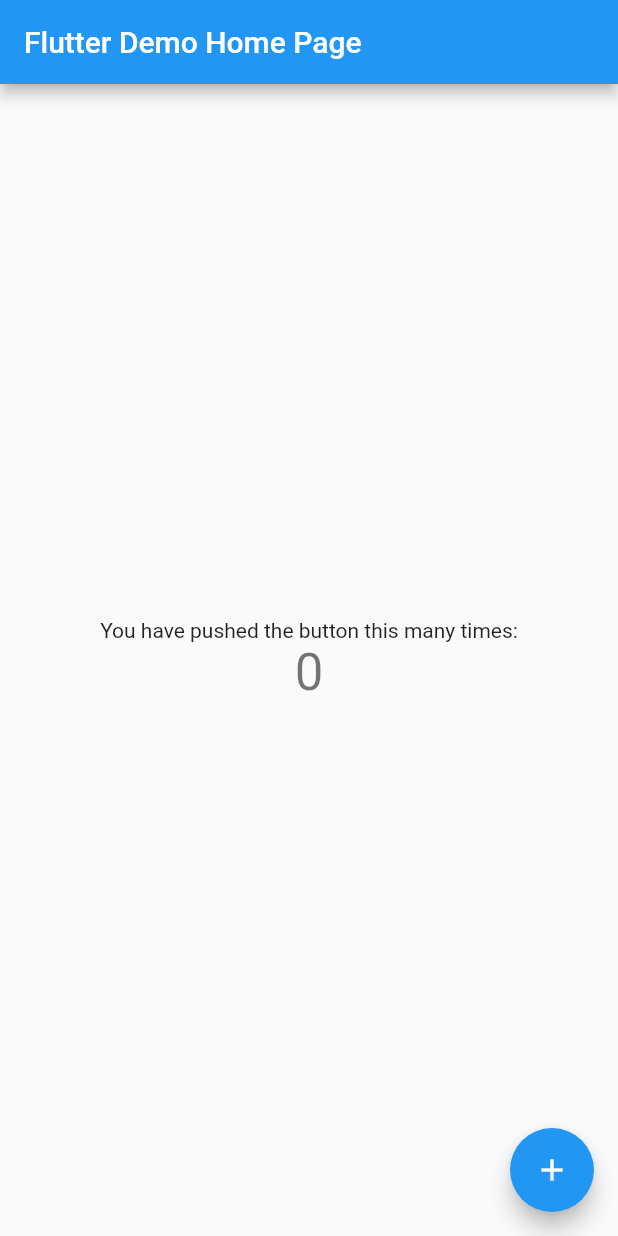
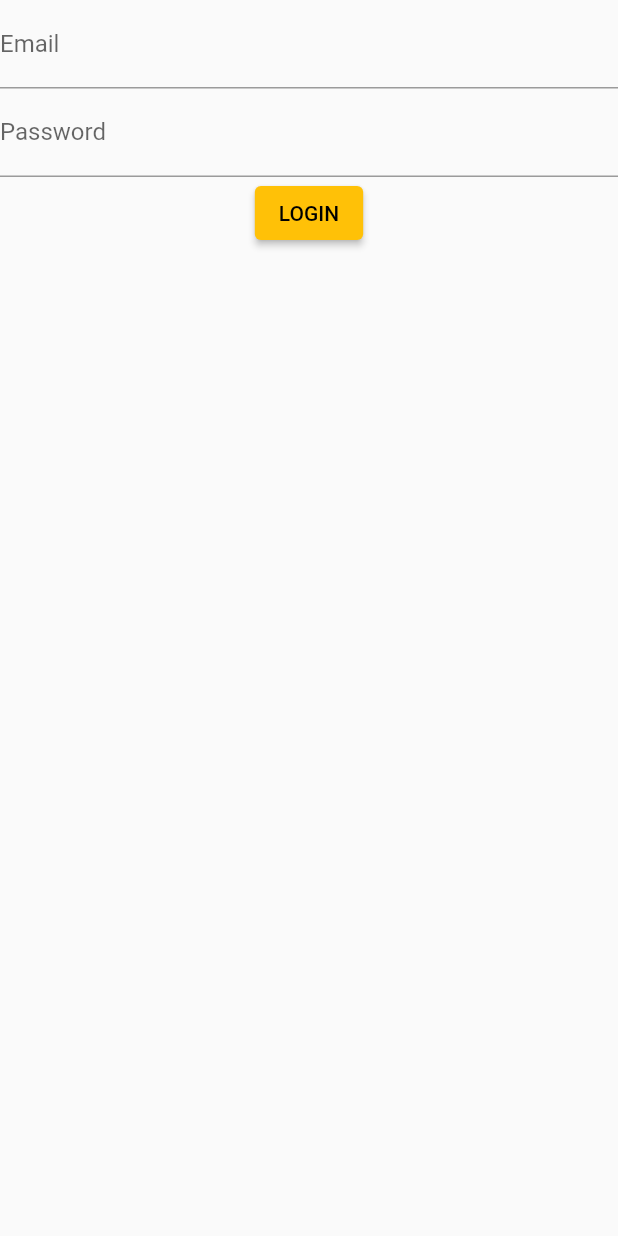
Before and after one commit to Excitation/pockets-live-scoring-app, a Flutter app: the screen it shows after launch, on a phone screen of 412 x 824 dp. Run offline on Flutter 3.47's test engine with Material 2 defaults, Android fonts, the phone set to English and light mode, and no system bars.

Commit message:
initialized login page

```diff
--- a/lib/main.dart
+++ b/lib/main.dart
@@ -1,4 +1,5 @@
 import 'package:flutter/material.dart';
+import 'package:pocketslivescoringapp/screens/login/login_screen.dart';
 
 void main() {
   runApp(const MyApp());
@@ -11,7 +12,7 @@
   @override
   Widget build(BuildContext context) {
     return MaterialApp(
-      title: 'Flutter Demo',
+      title: 'Pockets Live Scoring App',
       theme: ThemeData(
         // This is the theme of your application.
         //
@@ -22,94 +23,9 @@
         // or simply save your changes to "hot reload" in a Flutter IDE).
         // Notice that the counter didn't reset back to zero; the application
         // is not restarted.
-        primarySwatch: Colors.blue,
+        primarySwatch: Colors.amber,
       ),
-      home: const MyHomePage(title: 'Flutter Demo Home Page'),
+      home: const LoginScreen(),
     );
   }
 }
-
-class MyHomePage extends StatefulWidget {
-  const MyHomePage({super.key, required this.title});
-
-  // This widget is the home page of your application. It is stateful, meaning
-  // that it has a State object (defined below) that contains fields that affect
-  // how it looks.
-
-  // This class is the configuration for the state. It holds the values (in this
-  // case the title) provided by the parent (in this case the App widget) and
-  // used by the build method of the State. Fields in a Widget subclass are
-  // always marked "final".
-
-  final String title;
-
-  @override
-  State<MyHomePage> createState() => _MyHomePageState();
-}
-
-class _MyHomePageState extends State<MyHomePage> {
-  int _counter = 0;
-
-  void _incrementCounter() {
-    setState(() {
-      // This call to setState tells the Flutter framework that something has
-      // changed in this State, which causes it to rerun the build method below
-      // so that the display can reflect the updated values. If we changed
-      // _counter without calling setState(), then the build method would not be
-      // called again, and so nothing would appear to happen.
-      _counter++;
-    });
-  }
-
-  @override
-  Widget build(BuildContext context) {
-    // This method is rerun every time setState is called, for instance as done
-    // by the _incrementCounter method above.
-    //
-    // The Flutter framework has been optimized to make rerunning build methods
-    // fast, so that you can just rebuild anything that needs updating rather
-    // than having to individually change instances of widgets.
-    return Scaffold(
-      appBar: AppBar(
-        // Here we take the value from the MyHomePage object that was created by
-        // the App.build method, and use it to set our appbar title.
-        title: Text(widget.title),
-      ),
-      body: Center(
-        // Center is a layout widget. It takes a single child and positions it
-        // in the middle of the parent.
-        child: Column(
-          // Column is also a layout widget. It takes a list of children and
-          // arranges them vertically. By default, it sizes itself to fit its
-          // children horizontally, and tries to be as tall as its parent.
-          //
-          // Invoke "debug painting" (press "p" in the console, choose the
-          // "Toggle Debug Paint" action from the Flutter Inspector in Android
-          // Studio, or the "Toggle Debug Paint" command in Visual Studio Code)
-          // to see the wireframe for each widget.
-          //
-          // Column has various properties to control how it sizes itself and
-          // how it positions its children. Here we use mainAxisAlignment to
-          // center the children vertically; the main axis here is the vertical
-          // axis because Columns are vertical (the cross axis would be
-          // horizontal).
-          mainAxisAlignment: MainAxisAlignment.center,
-          children: <Widget>[
-            const Text(
-              'You have pushed the button this many times:',
-            ),
-            Text(
-              '$_counter',
-              style: Theme.of(context).textTheme.headlineMedium,
-            ),
-          ],
-        ),
-      ),
-      floatingActionButton: FloatingActionButton(
-        onPressed: _incrementCounter,
-        tooltip: 'Increment',
-        child: const Icon(Icons.add),
-      ), // This trailing comma makes auto-formatting nicer for build methods.
-    );
-  }
-}
--- /dev/null
+++ b/lib/screens/homepage/home_screen.dart
@@ -0,0 +1,15 @@
+import 'package:flutter/material.dart';
+
+class HomeScreen extends StatefulWidget {
+  const HomeScreen({super.key});
+
+  @override
+  State<HomeScreen> createState() => _HomeScreenState();
+}
+
+class _HomeScreenState extends State<HomeScreen> {
+  @override
+  Widget build(BuildContext context) {
+    return const Placeholder();
+  }
+}
--- /dev/null
+++ b/lib/screens/login/login_screen.dart
@@ -0,0 +1,66 @@
+import 'package:flutter/material.dart';
+
+class LoginScreen extends StatefulWidget {
+  const LoginScreen({super.key});
+
+  @override
+  _LoginScreenState createState() => _LoginScreenState();
+}
+
+class _LoginScreenState extends State<LoginScreen> {
+  final _formKey = GlobalKey<FormState>();
+  final _emailController = TextEditingController();
+  final _passwordController = TextEditingController();
+
+  @override
+  Widget build(BuildContext context) {
+    return Scaffold(
+      body: Form(
+        key: _formKey,
+        child: Column(
+          children: [
+            TextFormField(
+              controller: _emailController,
+              decoration: const InputDecoration(
+                labelText: 'Email',
+              ),
+              validator: (value) {
+                if (value?.contains('@') == false) {
+                  return 'Invalid email';
+                }
+                return null;
+              },
+            ),
+            TextFormField(
+              controller: _passwordController,
+              decoration: const InputDecoration(
+                labelText: 'Password',
+              ),
+              obscureText: true,
+              validator: (value) {
+                if (value == null || value.isEmpty == true) {
+                  return 'Password is required';
+                }
+
+                if (value.length < 6) {
+                  return 'Password must be at least 6 characters';
+                }
+                return null;
+              },
+            ),
+            ElevatedButton(
+              child: const Text('LOGIN'),
+              onPressed: () {
+                if (_formKey.currentState?.validate() == true) {
+                  // Handle login logic here
+                  debugPrint(
+                      'Email: ${_emailController.text}, Password: ${_passwordController.text}');
+                }
+              },
+            ),
+          ],
+        ),
+      ),
+    );
+  }
+}
```
Also changed, not shown: 2 other files.
